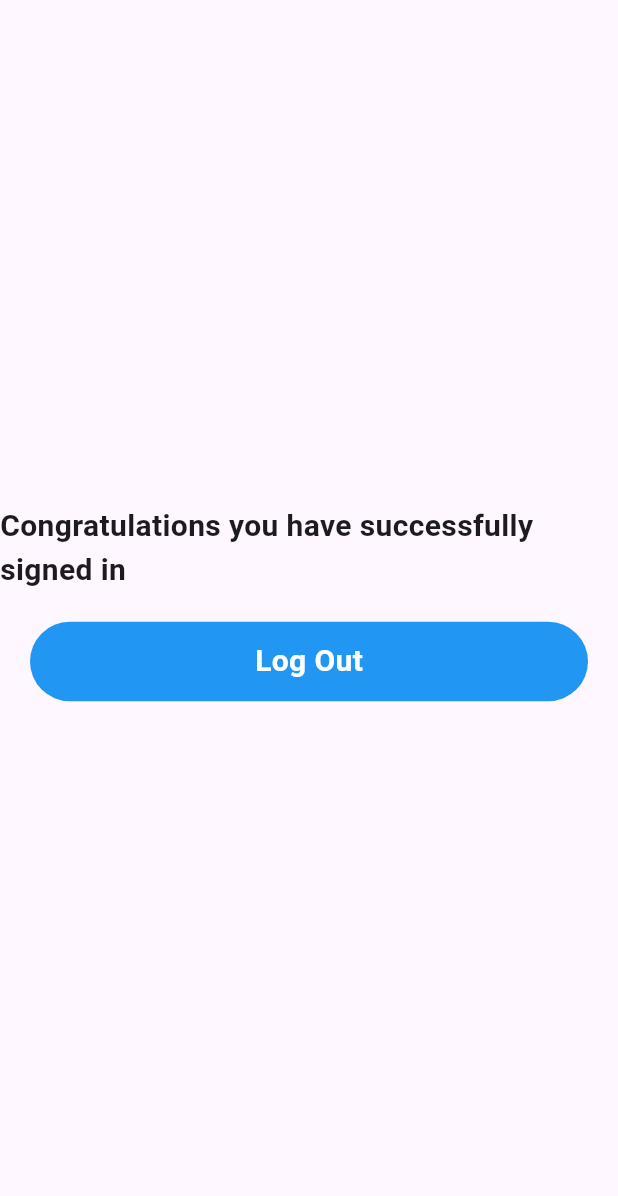
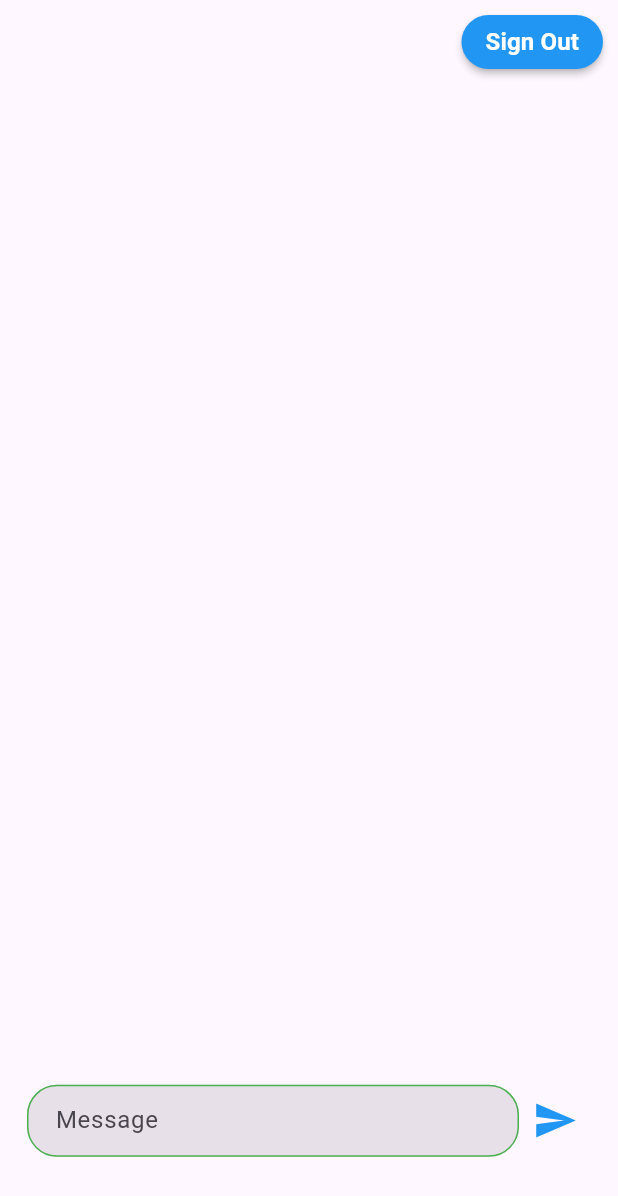
Before and after one commit to PatrickJosephdev/ChatApp, a Flutter app: the screen it shows once a user with an empty profile is signed in, on a phone screen of 412 x 824 dp. Shown: the top 1196 px of the screen. Run offline on Flutter 3.47's test engine with Material 3 defaults, Android fonts, the phone set to English and light mode, and no system bars; our stand-ins replace cloud_firestore, firebase_auth, firebase_core; accounts and stored records are empty.

Commit message:
updated chatapp

```diff
--- a/lib/chat/chatpage.dart
+++ b/lib/chat/chatpage.dart
@@ -0,0 +1,138 @@
+import 'package:chatapp/chat/displaymessage.dart';
+import 'package:chatapp/login.dart';
+import 'package:cloud_firestore/cloud_firestore.dart';
+import 'package:firebase_auth/firebase_auth.dart';
+import 'package:firebase_core/firebase_core.dart';
+import 'package:flutter/material.dart';
+import 'package:flutter/services.dart';
+import 'package:chatapp/services/auth.dart';
+
+class ChatPage extends StatefulWidget {
+  final String? email;
+
+  const ChatPage({super.key, required this.email});
+
+  @override
+  State<ChatPage> createState() => _ChatPageState();
+}
+
+class _ChatPageState extends State<ChatPage> {
+  // for controller
+
+  final TextEditingController messageController = TextEditingController();
+  //for firebase instance
+
+  final FirebaseFirestore firebaseFirestore = FirebaseFirestore.instance;
+  final FirebaseAuth auth = FirebaseAuth.instance;
+
+  @override
+  Widget build(BuildContext context) {
+    String getUserName(String email) {
+      if (email.isEmpty) {
+        return ""; // Handle empty email case (optional)
+      }
+      int indexOfAt = email.indexOf('@');
+      if (indexOfAt == -1) {
+        return email; // No "@" symbol found, return entire email
+      }
+      return email.substring(0, indexOfAt); // Extract username before "@"
+    }
+
+    String name = getUserName(widget.email!);
+
+    return Scaffold(
+      appBar: AppBar(
+        centerTitle: true,
+        title: Text(name),
+        actions: [
+          MaterialButton(
+            shape:
+                RoundedRectangleBorder(borderRadius: BorderRadius.circular(50)),
+            color: Colors.blue,
+            onPressed: () async {
+              AuthServices().signOut();
+              Navigator.of(context).pushReplacement(MaterialPageRoute(
+                builder: (context) => const LoginScreen(),
+              ));
+            },
+            child: const Text(
+              'Sign Out',
+              style: TextStyle(
+                fontWeight: FontWeight.bold,
+                fontSize: 16,
+                color: Colors.white,
+              ),
+            ),
+          ),
+          const SizedBox(
+            width: 10,
+          ),
+        ],
+      ),
+      body: SingleChildScrollView(
+        child: Padding(
+          padding: const EdgeInsets.all(8.0),
+          child: Column(
+            children: [
+              SizedBox(
+                height: MediaQuery.of(context).size.height * 0.8,
+                child: DisplayMessage(
+                  name: name,
+                ),
+              ),
+              Padding(
+                padding: const EdgeInsets.symmetric(horizontal: 10),
+                child: Row(
+                  children: [
+                    Expanded(
+                        child: TextFormField(
+                      controller: messageController,
+                      decoration: InputDecoration(
+                        filled: true,
+                        hintText: 'Message',
+                        enabled: true,
+                        contentPadding:
+                            const EdgeInsets.only(left: 15, bottom: 8, top: 8),
+                        focusedBorder: OutlineInputBorder(
+                          borderSide: const BorderSide(color: Colors.green),
+                          borderRadius: BorderRadius.circular(20),
+                        ),
+                        enabledBorder: OutlineInputBorder(
+                          borderSide: const BorderSide(color: Colors.green),
+                          borderRadius: BorderRadius.circular(20),
+                        ),
+                      ),
+                      validator: (value) {
+                        return null;
+                      },
+                      onSaved: (value) {
+                        messageController.text = value!;
+                      },
+                    )),
+                    IconButton(
+                        onPressed: () {
+                          if (messageController.text.isNotEmpty) {
+                            firebaseFirestore.collection('Message').doc().set({
+                              'message': messageController.text.trim(),
+                              'time': DateTime.now(),
+                              'name': widget.email,
+                            });
+                            messageController
+                                .clear(); //to clear the text after send
+                          }
+                        },
+                        icon: const Icon(
+                          Icons.send_sharp,
+                          size: 30,
+                          color: Colors.blue,
+                        ))
+                  ],
+                ),
+              ),
+            ],
+          ),
+        ),
+      ),
+    );
+  }
+}
--- /dev/null
+++ b/lib/chat/displaymessage.dart
@@ -0,0 +1,108 @@
+import 'package:cloud_firestore/cloud_firestore.dart';
+import 'package:flutter/material.dart';
+
+class DisplayMessage extends StatefulWidget {
+  final String name;
+  const DisplayMessage({super.key, required this.name});
+
+  @override
+  State<DisplayMessage> createState() => _DisplayMessageState();
+}
+
+class _DisplayMessageState extends State<DisplayMessage> {
+  //instance
+
+  final Stream<QuerySnapshot> _messageStream = FirebaseFirestore.instance
+      .collection('Message')
+      //message is by order of increasing time
+      .orderBy('time')
+      .snapshots();
+
+  @override
+  Widget build(BuildContext context) {
+    String getUserName(String email) {
+      if (email.isEmpty) {
+        return ""; // Handle empty email case (optional)
+      }
+      int indexOfAt = email.indexOf('@');
+      if (indexOfAt == -1) {
+        return email; // No "@" symbol found, return entire email
+      }
+      return email.substring(0, indexOfAt); // Extract username before "@"
+    }
+
+    return StreamBuilder(
+        stream: _messageStream,
+        builder: (BuildContext context, AsyncSnapshot<QuerySnapshot> snapshot) {
+          if (snapshot.hasError) {
+            return const Text('Something went wrong');
+          }
+          if (snapshot.connectionState == ConnectionState.waiting) {
+            return const Center(
+              child: CircularProgressIndicator(),
+            );
+          }
+          return ListView.builder(
+              itemCount: snapshot.data!.docs.length,
+              physics: const ScrollPhysics(),
+              shrinkWrap: true,
+              primary: true,
+              itemBuilder: (context, index) {
+                QueryDocumentSnapshot qds = snapshot.data!.docs[index];
+                Timestamp time = qds['time'];
+                DateTime dateTime = time.toDate();
+
+                String messengerName = getUserName(qds['name']);
+
+                return Padding(
+                  padding: const EdgeInsets.symmetric(
+                    horizontal: 5,
+                    vertical: 10,
+                  ),
+                  child: Column(
+                    crossAxisAlignment: widget.name == messengerName
+                        ? CrossAxisAlignment.end
+                        : CrossAxisAlignment.start,
+                    children: [
+                      SizedBox(
+                        width: 300,
+                        child: ListTile(
+                          shape: const RoundedRectangleBorder(
+                              side: BorderSide(color: Colors.purple),
+                              borderRadius: BorderRadius.only(
+                                  topLeft: Radius.circular(20),
+                                  topRight: Radius.circular(20),
+                                  bottomLeft: Radius.circular(20))),
+                          title: Text(
+                            messengerName,
+                            style: const TextStyle(
+                              fontSize: 15,
+                              fontWeight: FontWeight.bold,
+                              color: Colors.blue,
+                            ),
+                          ),
+                          subtitle: Row(
+                            children: [
+                              SizedBox(
+                                width: 200,
+                                child: Text(
+                                  qds['message'],
+                                  softWrap: true,
+                                  style: const TextStyle(
+                                    fontSize: 15,
+                                    color: Colors.black,
+                                  ),
+                                ),
+                              ),
+                              Text("${dateTime.hour}: ${dateTime.minute}")
+                            ],
+                          ),
+                        ),
+                      )
+                    ],
+                  ),
+                );
+              });
+        });
+  }
+}
--- a/lib/login.dart
+++ b/lib/login.dart
@@ -1,4 +1,4 @@
-import 'package:chatapp/screen/homescreen.dart';
+import 'package:chatapp/chat/chatpage.dart';
 import 'package:chatapp/services/auth.dart';
 import 'package:chatapp/widget/snackbar.dart';
 import 'package:flutter/material.dart';
@@ -33,7 +33,9 @@ class _LoginScreenState extends State<LoginScreen> {
     if (west == 'success') {
       Navigator.of(context).pushReplacement(
         MaterialPageRoute(
-          builder: (context) => const Homescreen(),
+          builder: (context) => ChatPage(
+            email: emailController.text,
+          ),
         ),
       );
 
--- a/lib/main.dart
+++ b/lib/main.dart
@@ -1,9 +1,9 @@
+import 'package:chatapp/chat/chatpage.dart';
 import 'package:firebase_auth/firebase_auth.dart';
 import 'package:firebase_core/firebase_core.dart';
 import 'package:flutter/foundation.dart';
 import 'package:flutter/material.dart';
 import 'package:chatapp/login.dart';
-import 'package:chatapp/screen/homescreen.dart';
 
 void main() async {
   WidgetsFlutterBinding.ensureInitialized();
@@ -41,9 +41,12 @@ class MyApp extends StatelessWidget {
           stream: FirebaseAuth.instance.authStateChanges(),
           builder: (context, snapshot) {
             if (snapshot.hasData) {
-              return Homescreen();
+              final user = snapshot.data! as User;
+              return ChatPage(
+                email: user.email,
+              );
             } else {
-              return LoginScreen();
+              return const LoginScreen();
             }
           }),
     );
--- a/lib/sign_up.dart
+++ b/lib/sign_up.dart
@@ -3,7 +3,6 @@ import 'package:chatapp/widget/textfield.dart';
 import 'package:flutter/material.dart';
 import 'package:chatapp/login.dart';
 import 'package:chatapp/services/auth.dart';
-import 'package:chatapp/screen/homescreen.dart';
 import 'package:chatapp/widget/snackbar.dart';
 
 class SignUpScreen extends StatefulWidget {
```
